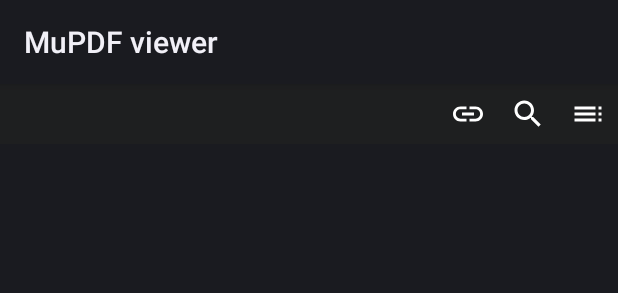
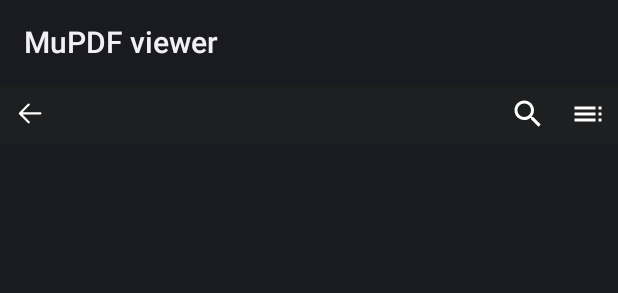
Before and after one commit to oli365/mupdfx, an Android app: the layout document_activity.xml on its own in the app's theme, with its tools: preview values and no code run, on a phone screen of 412 x 824 dp. Shown: the top 293 px of the screen. Run offline under Robolectric (Android 15) with nearby library versions, the phone set to English and light mode, and no system bars.

```diff
--- a/app/build.gradle
+++ b/app/build.gradle
@@ -1,7 +1,7 @@
 apply plugin: 'com.android.application'
 
 group = 'com.artifex.mupdf'
-version = '1.18.0'
+version = '1.18.1'
 
 dependencies {
 	implementation 'androidx.appcompat:appcompat:1.1.+'
@@ -18,7 +18,7 @@ android {
 	defaultConfig {
 		minSdkVersion 16
 		targetSdkVersion 28
-		versionName '1.18.0'
+		versionName '1.18.1'
 		versionCode 90
 		ndk{
 //			moduleName"libNativeFormats-v4"       //生成的so文件名字，调用C程序的代码中会用到该名字
--- /dev/null
+++ b/lib/src/main/res/drawable/ic_back.xml
@@ -0,0 +1,4 @@
+<vector android:height="24dp" android:viewportHeight="1024"
+    android:viewportWidth="1024" android:width="24dp" xmlns:android="http://schemas.android.com/apk/res/android">
+    <path android:fillColor="#ffffff" android:pathData="M807.31,464.74H300.17l197.15,-198.34a31.51,31.51 0,1 0,-44.69 -44.43l-250.55,252.06c-0.29,0.29 -0.49,0.64 -0.76,0.94a31.45,31.45 0,0 0,-3.11 3.83c-0.54,0.82 -0.92,1.7 -1.39,2.55 -0.51,0.95 -1.08,1.86 -1.5,2.86 -0.44,1.06 -0.7,2.17 -1.02,3.28 -0.25,0.87 -0.59,1.7 -0.76,2.6a31.48,31.48 0,0 0,0 12.32c0.18,0.9 0.51,1.73 0.76,2.59 0.32,1.1 0.58,2.21 1.02,3.28 0.42,1 0.98,1.91 1.5,2.85 0.46,0.86 0.84,1.74 1.39,2.56 0.91,1.37 1.99,2.62 3.11,3.83 0.28,0.3 0.47,0.65 0.76,0.94l250.55,252.06a31.41,31.41 0,0 0,22.35 9.29,31.52 31.52,0 0,0 22.35,-53.72L300.17,527.75h507.15a31.51,31.51 0,0 0,0 -63.02z"/>
+</vector>
--- a/lib/src/main/res/layout/document_activity.xml
+++ b/lib/src/main/res/layout/document_activity.xml
@@ -21,6 +21,15 @@
 			android:background="@color/toolbar"
 			>
 
+			<ImageButton
+				android:id="@+id/backButton"
+				android:layout_width="wrap_content"
+				android:layout_height="wrap_content"
+				android:layout_gravity="center_vertical"
+				android:background="@drawable/button"
+				android:src="@drawable/ic_back"
+				/>
+
 			<TextView
 				android:id="@+id/docNameText"
 				android:layout_width="0dp"
@@ -41,6 +50,7 @@
 				android:layout_height="wrap_content"
 				android:background="@drawable/button"
 				android:src="@drawable/ic_link_white_24dp"
+				android:visibility="gone"
 				/>
 
 			<ImageButton
```
Also changed, not shown: lib/src/main/java/com/artifex/mupdf/viewer/DocumentActivity.java (+8 -0 lines).
